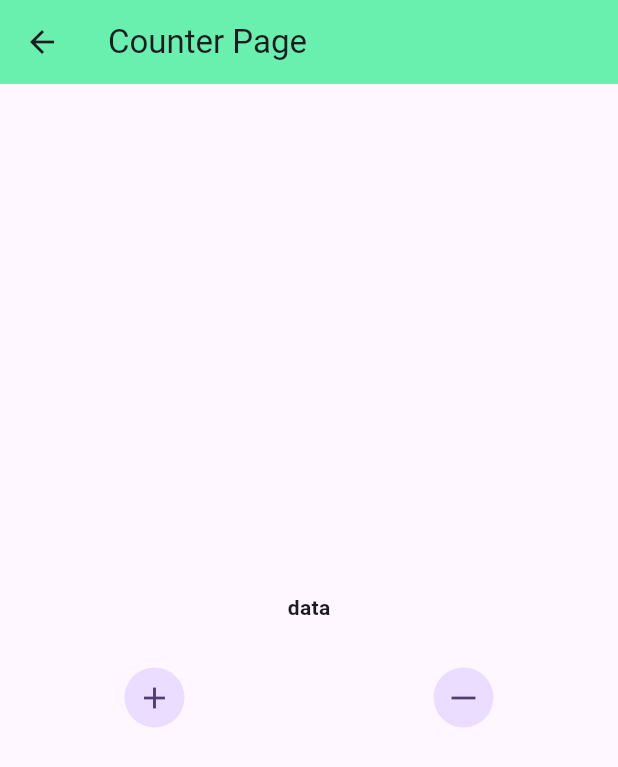
After one commit to deepak15341/flutter_bloc, a Flutter app: the screen it shows after launch, after a tap on the "person" icon, on a phone screen of 412 x 824 dp. The commit adds this screen. Shown: the top 767 px of the screen. Run offline on Flutter 3.47's test engine with Material 3 defaults, Android fonts, the phone set to English and light mode, and no system bars; our stand-ins replace dio, equatable, flutter_bloc.

Commit message:
created counter

```diff
--- a/lib/Login/login_screen.dart
+++ b/lib/Login/login_screen.dart
@@ -3,6 +3,7 @@ import 'dart:convert';
 import 'package:bloc_practice/Login/login_bloc/login_event.dart';
 import 'package:bloc_practice/Login/login_bloc/login_state.dart';
 import 'package:bloc_practice/Login/login_model/login_request_model.dart';
+import 'package:bloc_practice/counter/counter_screen.dart';
 import 'package:flutter/material.dart';
 import 'package:flutter_bloc/flutter_bloc.dart';
 
@@ -19,13 +20,23 @@ class MyHomePage extends StatelessWidget {
       appBar: AppBar(
         backgroundColor: Theme.of(context).colorScheme.inversePrimary,
         title: Text("Login Page"),
+        actions: [GestureDetector(onTap: () {
+          Navigator.push(context, MaterialPageRoute(builder: (context) {
+            return CounterScreen();
+          },));
+        },child: Padding(
+          padding: const EdgeInsets.only(right: 8.0),
+          child: Icon(Icons.person),
+        ))],
       ),
       body: SafeArea(
           child: SingleChildScrollView(
         child: BlocBuilder<LoginBloc, LoginState>(
           builder: (BuildContext context, state) {
             if (state is LoginInitState) {
-              return Column(
+              return Padding(
+                padding: const EdgeInsets.all(8.0),
+                child: Column(
                   children: [
                     TextField(
                       decoration: InputDecoration(hintText: "userName"),
@@ -61,6 +72,7 @@ class MyHomePage extends StatelessWidget {
                         },
                         child: Text("Login"))
                   ],
+                ),
               );
             }
             else if (state is LoginLoadingState) {
--- /dev/null
+++ b/lib/counter/counter_screen.dart
@@ -0,0 +1,30 @@
+import 'package:flutter/material.dart';
+
+class CounterScreen extends StatelessWidget {
+  const CounterScreen({super.key});
+
+  @override
+  Widget build(BuildContext context) {
+    return Scaffold(
+      appBar: AppBar(backgroundColor: Colors.greenAccent,
+        title: Text("Counter Page"),
+      ),
+      body: Column(
+        mainAxisAlignment: MainAxisAlignment.center,
+        children: [
+          Text("data",style: TextStyle(fontSize: 14,fontWeight: FontWeight.w600),),
+          const SizedBox(
+            height: 30,
+          ),
+          Row(
+            mainAxisAlignment: MainAxisAlignment.spaceAround,
+            children: [
+              CircleAvatar(child: Icon(Icons.add)),
+              CircleAvatar(child: Icon(Icons.horizontal_rule))
+            ],
+          )
+        ],
+      ),
+    );
+  }
+}
```
Also changed, not shown: lib/counter/counter_bloc/counter_event.dart (added, +20 -0 lines), lib/counter/counter_bloc/counter_state.dart (added, +27 -0 lines), lib/counter/counter_bloc/counter_bloc.dart (added). Lines whose indentation alone changed are shown as unchanged.
